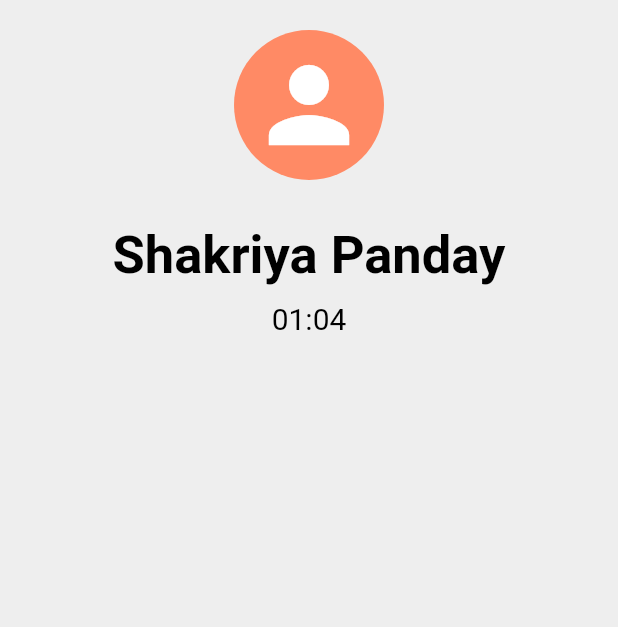
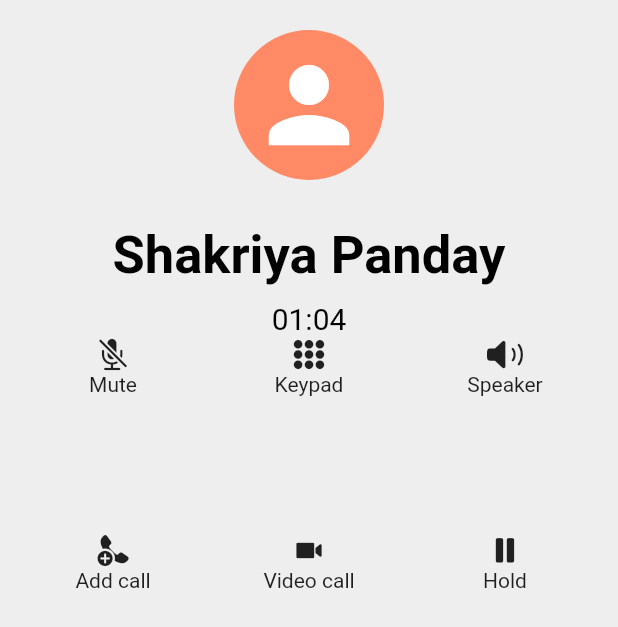
Before and after one commit to ShakriyaPanday/xiaomicallui, a Flutter app: the screen it shows after launch, on a phone screen of 412 x 824 dp. Shown: the top 627 px of the screen. Run offline on Flutter 3.47's test engine with Material 2 defaults, Android fonts, the phone set to English and light mode, and no system bars.

Commit message:
phone key added

```diff
--- a/lib/pages/homepage.dart
+++ b/lib/pages/homepage.dart
@@ -1,3 +1,4 @@
+import 'package:flutter/cupertino.dart';
 import 'package:flutter/material.dart';
 
 class HomePage extends StatelessWidget {
@@ -11,6 +12,7 @@ class HomePage extends StatelessWidget {
           padding: const EdgeInsets.all(10.0),
           child: Column(
             children: [
+              //User information
               Center(
                 child: Column(
                   children: [
@@ -48,6 +50,72 @@ class HomePage extends StatelessWidget {
                     ),
                   ],
                 ),
+              ),
+              //Phone key
+
+              SizedBox(
+                width: double.infinity,
+                height: 200,
+                child: GridView(
+                  gridDelegate: SliverGridDelegateWithFixedCrossAxisCount(
+                      crossAxisCount: 3),
+                  children: [
+                    //mute
+                    Container(
+                      child: Column(
+                        children: [
+                          Icon(CupertinoIcons.mic_slash_fill),
+                          Text("Mute")
+                        ],
+                      ),
+                    ),
+                    //keypad
+                    Container(
+                      child: Column(
+                        children: [
+                          Icon(CupertinoIcons.circle_grid_3x3_fill),
+                          Text("Keypad")
+                        ],
+                      ),
+                    ),
+                    //speaker
+                    Container(
+                      child: Column(
+                        children: [
+                          Icon(CupertinoIcons.speaker_2_fill),
+                          Text("Speaker")
+                        ],
+                      ),
+                    ),
+                    //add call
+                    Container(
+                      child: Column(
+                        children: [
+                          Icon(CupertinoIcons.phone_fill_badge_plus),
+                          Text("Add call")
+                        ],
+                      ),
+                    ),
+                    //video call
+                    Container(
+                      child: Column(
+                        children: [
+                          Icon(CupertinoIcons.video_camera_solid),
+                          Text("Video call")
+                        ],
+                      ),
+                    ),
+                    //hold
+                    Container(
+                      child: Column(
+                        children: [
+                          Icon(CupertinoIcons.pause_fill),
+                          Text("Hold")
+                        ],
+                      ),
+                    ),
+                  ],
+                ),
               )
             ],
           ),
```
